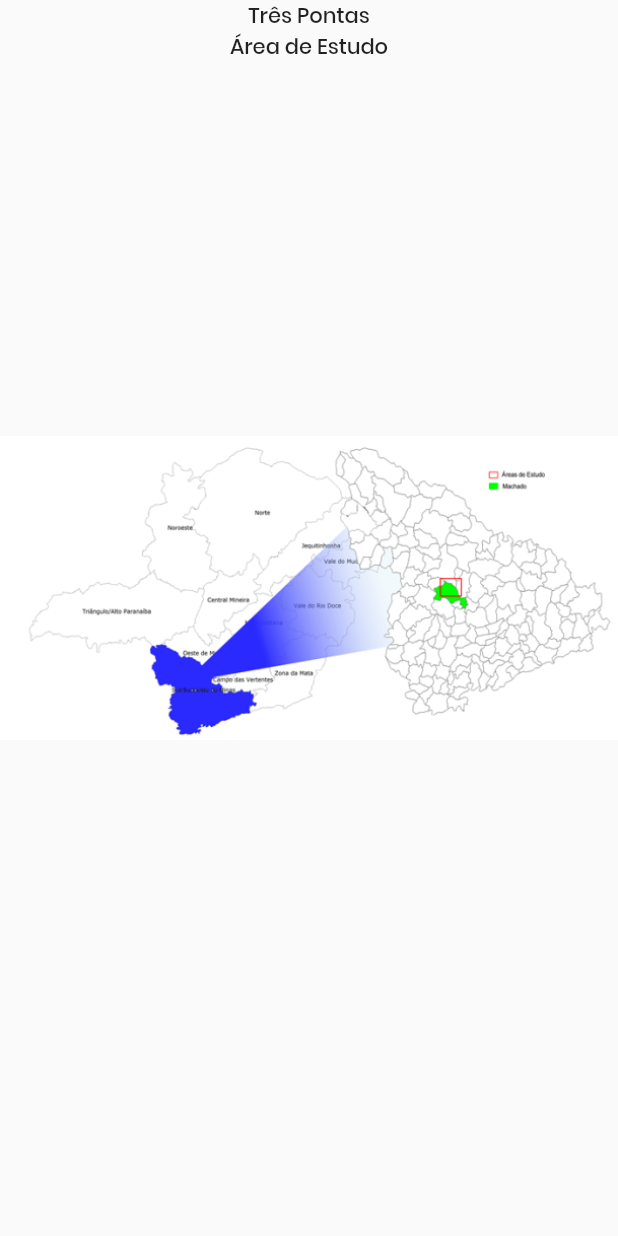
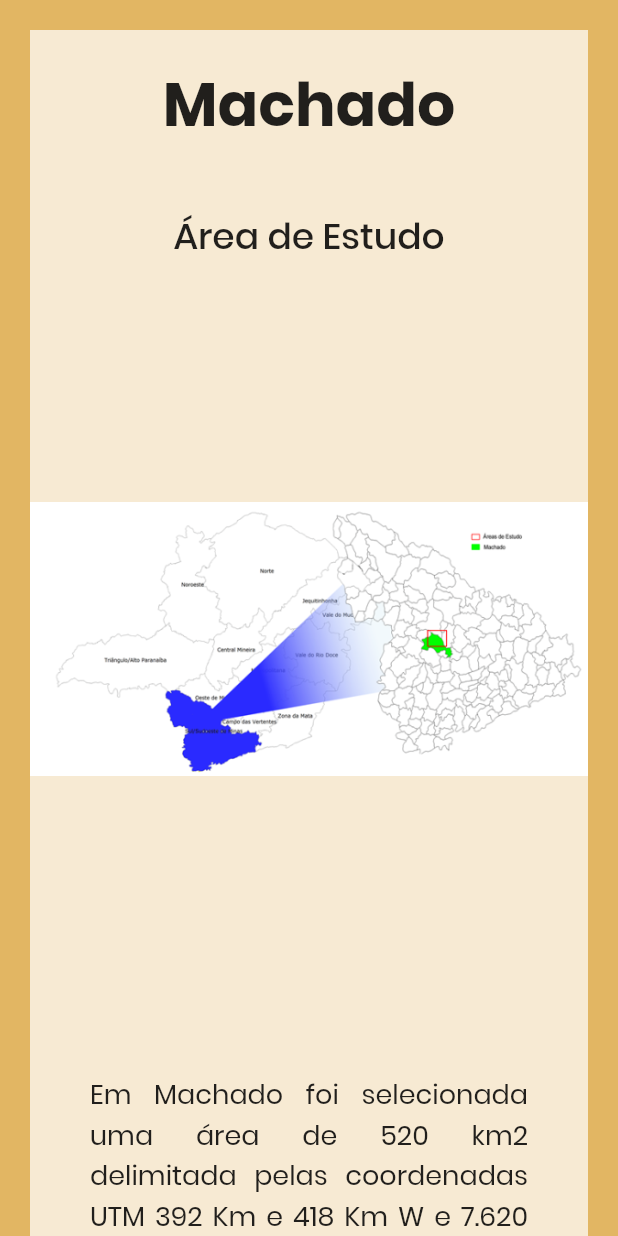
Before and after one commit to akinase/curriculo-wesley, a Flutter app: the Machado screen opened directly, on a phone screen of 412 x 824 dp. Run offline on Flutter 3.47's test engine with Material 2 defaults, Android fonts, the phone set to English and light mode, and no system bars; our stand-ins replace animated_text_kit, carousel_slider, flutter_svg.

Commit message:
ajustes nos textos e tamanhos

```diff
--- a/curriculo/lib/constantes.dart
+++ b/curriculo/lib/constantes.dart
@@ -8,3 +8,5 @@ const kSecundaryColor = Color.fromARGB(183, 255, 255, 255); //0XFFFE6D8E
 const kTextColor = Color(0XFF12153D);
 const kTextLightColor = Color(0XFF9A9BB2);
 const kDefaultPadding2 = 3.0;
+const kbackgroundColor = Color.fromARGB(255, 226, 182, 99);
+const kfontText = FontWeight.normal;
--- a/curriculo/lib/layouts/desktop/desktop.dart
+++ b/curriculo/lib/layouts/desktop/desktop.dart
@@ -2,6 +2,7 @@ import 'package:animated_text_kit/animated_text_kit.dart';
 import 'package:flutter/material.dart';
 import '../componete_menu_desktop.dart';
 import '../slide_home.dart';
+import 'package:curriculo/constantes.dart';
 
 class Desktop extends StatelessWidget {
   const Desktop({Key? key}) : super(key: key);
@@ -9,7 +10,7 @@ class Desktop extends StatelessWidget {
   @override
   Widget build(BuildContext context) {
     return Scaffold(
-      backgroundColor: Color.fromARGB(255, 232, 233, 230),
+      backgroundColor: kbackgroundColor,
       body: SingleChildScrollView(
         child: Column(
           children: [
@@ -28,7 +29,7 @@ class Desktop extends StatelessWidget {
                       const Carousel(),
                     ],
                   ),
-                  Container(color: Colors.black.withOpacity(0.66)),
+                  Container(color: Colors.black.withOpacity(0.40)),
                   Column(
                     children: [
                       const ListaMenu(),
@@ -43,7 +44,7 @@ class Desktop extends StatelessWidget {
                               "Laboratório de Geoprocessamento GeoSolos",
                               style: Theme.of(context)
                                   .textTheme
-                                  .headline3!
+                                  .displaySmall!
                                   .copyWith(
                                     fontWeight: FontWeight.bold,
                                     color: Colors.white,
@@ -58,9 +59,9 @@ class Desktop extends StatelessWidget {
               ),
             ),
             Padding(
-              padding: const EdgeInsets.symmetric(horizontal: 20, vertical: 20),
+              padding: const EdgeInsets.only(top: 60),
               child: DefaultTextStyle(
-                style: Theme.of(context).textTheme.titleMedium!,
+                style: Theme.of(context).textTheme.headlineMedium!,
                 child: AnimatedTextKit(
                   animatedTexts: [
                     TyperAnimatedText("Café"),
@@ -72,13 +73,15 @@ class Desktop extends StatelessWidget {
             ),
             Padding(
               padding: const EdgeInsets.all(80),
+              // ignore: sized_box_for_whitespace
               child: Container(
-                height: 120,
+                width: 950,
                 child: const Text(
-                  textAlign: TextAlign.center,
+                  textAlign: TextAlign.justify,
                   "Este site tem como objetivo divulgar os resultados de pesquisa do Laboratório de Geoprocessamento - GeoSolos, da Empresa de Pesquisa Agropecuária de Minas Gerais - EPAMIG. O GeoSolos realiza, por meio de geotecnologias, o mapeamento e a caracterização de ambientes cafeeiros nas principais regiões produtoras do estado de Minas Gerais. Estão disponibilizados a metodologia para a caracterização ambiental e o mapeamento da cultura cafeeira, bem como os resultados obtidos nos projetos desenvolvidos pela equipe de pesquisadores. Os mapas gerados estão disponíveis de forma interativa por meio de webmapping. O laboratório é resultado de uma parceria entre a EPAMIG, a Embrapa Café e a Universidade Federal de Lavras - UFLA e tem como principal financiador o Consórcio Pesquisa Café.",
                   style: TextStyle(
-                    fontWeight: FontWeight.w500,
+                    fontSize: 18,
+                    fontWeight: kfontText,
                   ),
                 ),
               ),
--- a/curriculo/lib/layouts/desktop/machado.dart
+++ b/curriculo/lib/layouts/desktop/machado.dart
@@ -1,4 +1,5 @@
 import 'package:flutter/material.dart';
+import '../../constantes.dart';
 
 class Machado extends StatelessWidget {
   const Machado({super.key});
@@ -6,40 +7,60 @@ class Machado extends StatelessWidget {
   @override
   Widget build(BuildContext context) {
     return Scaffold(
-      body: Center(
+      body: Container(
+        color: kbackgroundColor,
+        child: Center(
           child: SingleChildScrollView(
+            child: Padding(
+              padding: const EdgeInsets.all(20),
+              child: Container(
+                color: const Color.fromARGB(183, 255, 255, 255),
                 child: Column(
                   mainAxisAlignment: MainAxisAlignment.center,
                   children: <Widget>[
-              const Text(
+                    // ignore: prefer_const_constructors
+                    Padding(
+                      padding: const EdgeInsets.only(
+                        top: 20,
+                        bottom: 20,
+                      ),
+                      child: const Text(
                         textAlign: TextAlign.center,
-                "Três Pontas",
+                        "Machado",
                         style: TextStyle(
-                  fontWeight: FontWeight.w500,
+                          fontSize: 40,
+                          fontWeight: FontWeight.bold,
                         ),
                       ),
-              const Text(
+                    ),
+                    // ignore: prefer_const_constructors
+                    Padding(
+                      padding: const EdgeInsets.only(top: 20),
+                      child: const Text(
                         textAlign: TextAlign.center,
                         "Área de Estudo",
                         style: TextStyle(
+                          fontSize: 24,
                           fontWeight: FontWeight.w500,
+                        ),
                       ),
                     ),
                     Image.asset(
                       'assets/machado/1.png',
-                height: 700.0,
+                      height: 500.0,
                       width: 700.0,
                     ),
                     // ignore: prefer_const_constructors
                     Padding(
-                padding: const EdgeInsets.all(80),
+                      padding: const EdgeInsets.all(40),
                       child: const SizedBox(
-                  height: 120,
+                        width: 800,
                         child: Text(
                           textAlign: TextAlign.justify,
-                    "Em Machado foi selecionada uma área de 520 km2 delimitada pelas coordenadas UTM 392 Km e 418 Km W e 7.620 Km e 7.600 Km S, nas folhas topográficas do IBGE, escala 1:50.000, de Machado(SF-23-I-III-1) e Campestre(SF-23-V-D-IV-2). Órbita Ponto Sistema Landsat 219/75. O ambiente é caracterizado por áreas elevadas, com altitudes de 780 a 1260 metros, clima ameno, sujeito a geadas, moderada deficiência hídrica, relevo suave ondulado a forte ondulado, predomínio de Latossolos e solos com B textural, possibilidade de produção de bebidas finas, sistemas de produção de médio a alto nível tecnológico, considerando diversos fatores como características dos cafezais, dimensões médias das áreas plantadas, cultivares mais utilizadas, técnicas de manejo, características do meio físico (tipo de solo e relevo) e outras.",
+                          "Em Machado foi selecionada uma área de 520 km2 delimitada pelas coordenadas UTM 392 Km e 418 Km W e 7.620 Km e 7.600 Km S, nas folhas topográficas do IBGE, escala 1:50.000, de Machado (SF-23-I-III-1) e Campestre (SF-23-V-D-IV-2). Órbita Ponto Sistema Landsat 219/75. O ambiente é caracterizado por áreas elevadas, com altitudes de 780 a 1260 metros, clima ameno, sujeito a geadas, moderada deficiência hídrica, relevo suave ondulado a forte ondulado, predomínio de Latossolos e solos com B textural, possibilidade de produção de bebidas finas, sistemas de produção de médio a alto nível tecnológico, considerando diversos fatores como características dos cafezais, dimensões médias das áreas plantadas, cultivares mais utilizadas, técnicas de manejo, características do meio físico (tipo de solo e relevo) e outras.",
                           style: TextStyle(
-                      fontWeight: FontWeight.w500,
+                            fontSize: 18,
+                            fontWeight: kfontText,
                           ),
                         ),
                       ),
@@ -50,14 +71,15 @@ class Machado extends StatelessWidget {
                       width: 700.0,
                     ),
                     const Padding(
-                padding: EdgeInsets.all(80),
+                      padding: EdgeInsets.only(top: 20),
                       child: SizedBox(
-                  height: 120,
+                        width: 800,
                         child: Text(
                           textAlign: TextAlign.justify,
-                    "O  mapa de altitude de Machado-MG apresenta faixas de altitude entre < 850 e > 1100 metros. As faixas de altitude de maior predominância na região  de Machado são  a de <850 e 850-900 metros, conforme indicam a tabela e o gráfico acima, representam juntas 70% da área total. Os locais que apontam altitude de 1000 a >1100 metros computam 10% da área.",
+                          "O  mapa de altitude de Machado-MG apresenta faixas de altitude entre < 850 e > 1100 metros. As faixas de altitude de maior predominância na região  de Machado são  a de < 850 e 850-900 metros, conforme indicam a tabela e o gráfico acima, representam juntas 70% da área total. Os locais que apontam altitude de 1000 a > 1100 metros computam 10% da área.",
                           style: TextStyle(
-                      fontWeight: FontWeight.w500,
+                            fontSize: 18,
+                            fontWeight: kfontText,
                           ),
                         ),
                       ),
@@ -68,14 +90,15 @@ class Machado extends StatelessWidget {
                       width: 700.0,
                     ),
                     const Padding(
-                padding: EdgeInsets.all(80),
+                      padding: EdgeInsets.only(top: 20),
                       child: SizedBox(
-                  height: 120,
+                        width: 800,
                         child: Text(
                           textAlign: TextAlign.justify,
                           "O mapa de declividade de Machado-MG apresenta classes de relevo plano, suave ondulado, ondulado, forte ondulado, montanhoso e escarpado. A classe de declividade de maior predominância é a do relevo ondulado que apresenta 29615 hectares, o que corresponde a 57% do total da área de Machado. As classes de declividade de relevo montanhoso a escarpado apresentam 1% da área total de Machado.",
                           style: TextStyle(
-                      fontWeight: FontWeight.w500,
+                            fontSize: 18,
+                            fontWeight: kfontText,
                           ),
                         ),
                       ),
@@ -86,14 +109,15 @@ class Machado extends StatelessWidget {
                       width: 700.0,
                     ),
                     const Padding(
-                padding: EdgeInsets.all(80),
+                      padding: EdgeInsets.only(top: 20),
                       child: SizedBox(
-                  height: 120,
+                        width: 800,
                         child: Text(
                           textAlign: TextAlign.justify,
-                    "O mapa de solos de Machado apresenta os diferentes tipos de solos. Os solos predominantes são o solo PVA+PV (Argissolo Vermelho-Amarelo+ Argissolo Vermelho) que representa 30% seguido pelo solo LVA2+LV2 (Latossolo Vermelho-Amarelo + Latossolo Vermelho) 27%. Solos CX+RL  (Cambisolo) são os menos encontrados.",
+                          "O mapa de solos de Machado apresenta os diferentes tipos de solos. Os solos predominantes são o solo PVA + PV (Argissolo Vermelho - Amarelo + Argissolo Vermelho) que representa 30% seguido pelo solo LVA2 + LV2 (Latossolo Vermelho - Amarelo + Latossolo Vermelho) 27%. Solos CX+RL  (Cambisolo) são os menos encontrados.",
                           style: TextStyle(
-                      fontWeight: FontWeight.w500,
+                            fontSize: 18,
+                            fontWeight: kfontText,
                           ),
                         ),
                       ),
@@ -104,14 +128,15 @@ class Machado extends StatelessWidget {
                       width: 700.0,
                     ),
                     const Padding(
-                padding: EdgeInsets.all(80),
+                      padding: EdgeInsets.only(top: 20, bottom: 80),
                       child: SizedBox(
-                  height: 120,
+                        width: 800,
                         child: Text(
                           textAlign: TextAlign.justify,
                           "No mapa de orientação das vertentes podemos ver que não há uma predominância entre a orientação das vertentes na região de Machado.",
                           style: TextStyle(
-                      fontWeight: FontWeight.w500,
+                            fontSize: 18,
+                            fontWeight: kfontText,
                           ),
                         ),
                       ),
@@ -120,6 +145,9 @@ class Machado extends StatelessWidget {
                 ),
               ),
             ),
+          ),
+        ),
+      ),
     );
   }
 }
--- a/curriculo/lib/layouts/slide_home.dart
+++ b/curriculo/lib/layouts/slide_home.dart
@@ -1,5 +1,6 @@
 import 'package:carousel_slider/carousel_slider.dart';
 import 'package:flutter/material.dart';
+import 'package:curriculo/constantes.dart';
 
 class Carousel extends StatefulWidget {
   const Carousel({super.key});
@@ -37,7 +38,7 @@ class _CarouselState extends State<Carousel> {
   @override
   Widget build(BuildContext context) {
     return Container(
-      color: Colors.white,
+      color: kbackgroundColor,
       padding: const EdgeInsets.only(top: 50),
       child: Stack(
         children: [
```
Lines whose indentation alone changed are shown as unchanged.
